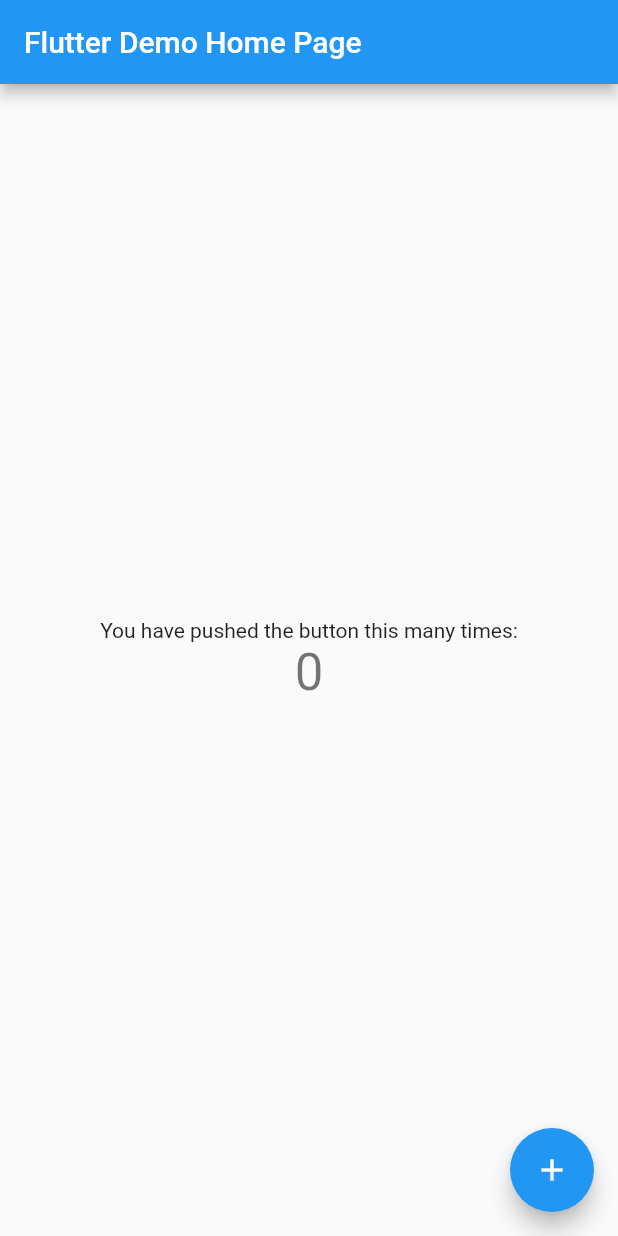
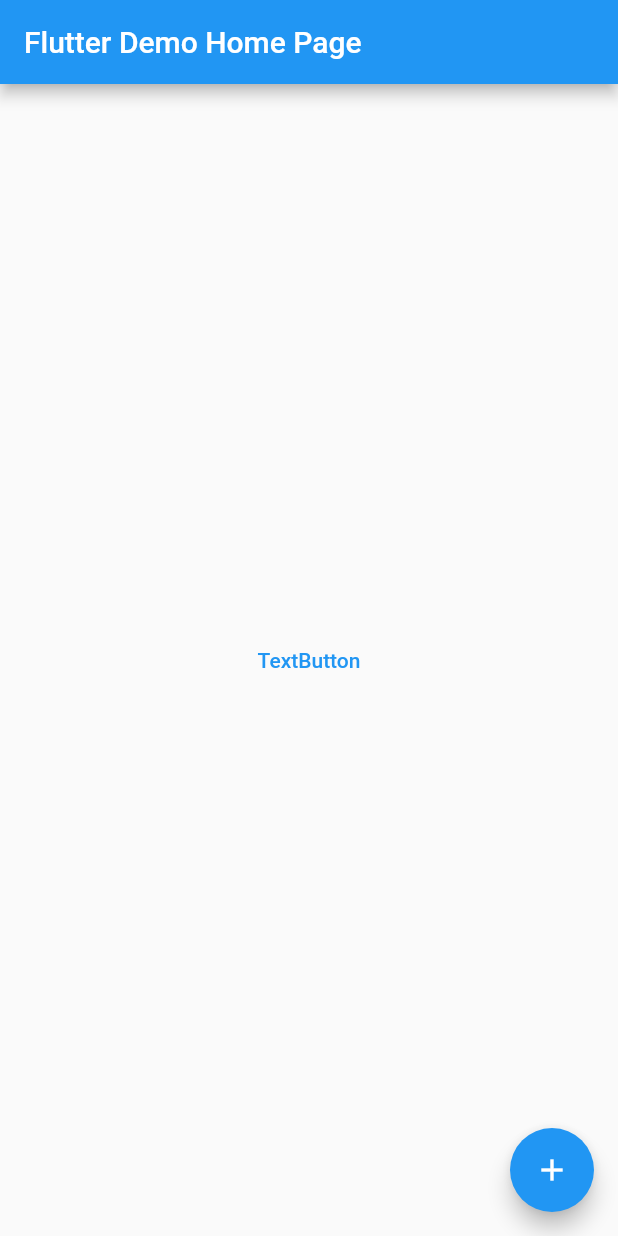
Before and after one commit to kimmseo/bibimbap, a Flutter app: the screen it shows after launch, on a phone screen of 412 x 824 dp. Run offline on Flutter 3.47's test engine with Material 2 defaults, Android fonts, the phone set to English and light mode, and no system bars; our stand-ins replace permission_handler.

```diff
--- a/admin/lib/main.dart
+++ b/admin/lib/main.dart
@@ -1,4 +1,5 @@
 import 'package:flutter/material.dart';
+import 'package:permission_handler/permission_handler.dart';
 
 void main() {
   runApp(const MyApp());
@@ -95,13 +96,13 @@ class _MyHomePageState extends State<MyHomePage> {
           // horizontal).
           mainAxisAlignment: MainAxisAlignment.center,
           children: <Widget>[
-            const Text(
-              'You have pushed the button this many times:',
-            ),
-            Text(
-              '$_counter',
-              style: Theme.of(context).textTheme.headline4,
-            ),
+            TextButton(
+                style: ButtonStyle(
+                  foregroundColor:
+                      MaterialStateProperty.all<Color>(Colors.blue),
+                ),
+                onPressed: () {},
+                child: const Text('TextButton')),
           ],
         ),
       ),
--- a/admin/pubspec.yaml
+++ b/admin/pubspec.yaml
@@ -34,6 +34,7 @@ dependencies:
   # The following adds the Cupertino Icons font to your application.
   # Use with the CupertinoIcons class for iOS style icons.
   cupertino_icons: ^1.0.2
+  permission_handler: ^9.2.0
 
 dev_dependencies:
   flutter_test:
```
Also changed, not shown: admin/pubspec.lock, 2 other files.
